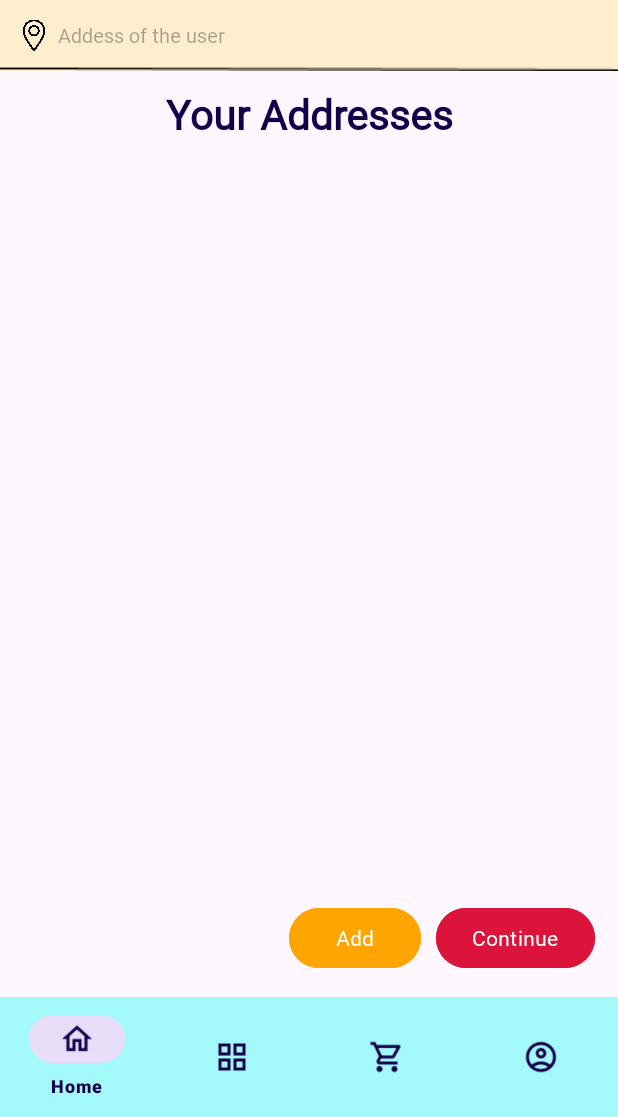
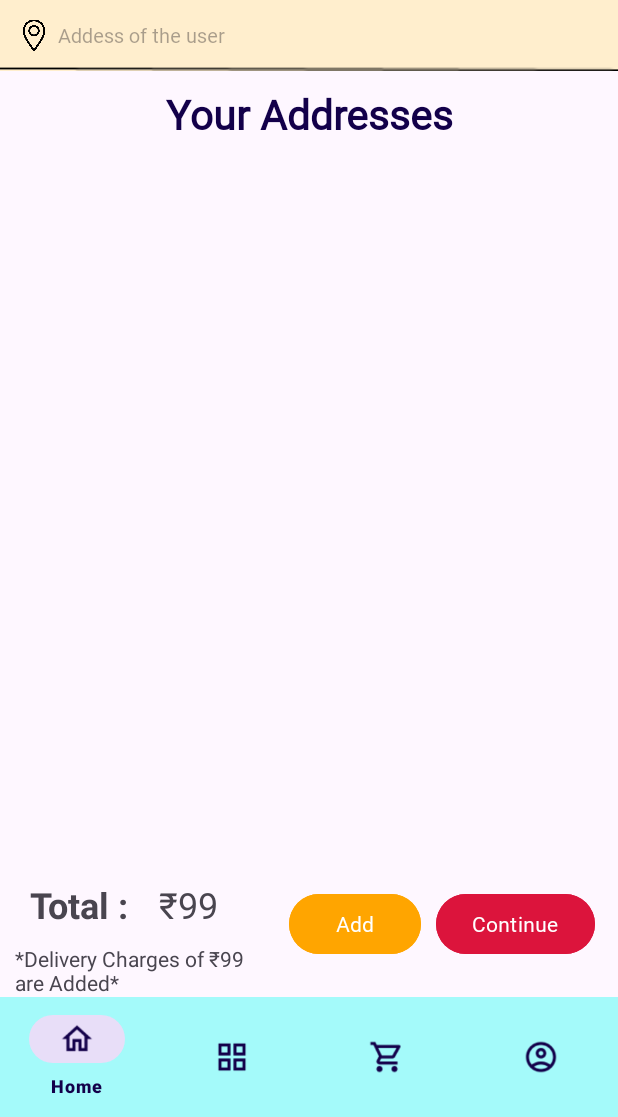
Before and after one commit to VrushabhHirapOfficial/QuickCart, an Android app: the fragment ProfileFragment_YourAddressesFragment placed in its activity, on a phone screen of 412 x 824 dp, the part 119-1236 px from its top. Run offline under Robolectric (Android 15) with nearby library versions, the light colour scheme and no system bars; our stand-ins replace Firebase (no records; nobody signed in at launch, a user with empty details on screens opened directly); libraries missing offline, so code that uses them is left out: com.denzcoskun.imageslider; 6 statements that could not run were skipped.

Commit message:
Total is taken to the Your Address to make payments

```diff
--- a/app/build.gradle.kts
+++ b/app/build.gradle.kts
@@ -51,6 +51,7 @@ dependencies {
 
     implementation ("com.github.denzcoskun:ImageSlideshow:0.1.2")
     implementation ("com.github.bumptech.glide:glide:4.16.0")
+
 //    implementation ("com.intuit.sdp:sdp-android:1.1.1")
 
     implementation(libs.constraintlayout)
--- a/app/src/main/java/com/vrushabhhirap/quickcart/Adapter/SearchViewAdapter.java
+++ b/app/src/main/java/com/vrushabhhirap/quickcart/Adapter/SearchViewAdapter.java
@@ -59,6 +59,7 @@ public class SearchViewAdapter extends RecyclerView.Adapter<SearchViewAdapter.Vi
         SearchViewModel searchViewModel = list.get(position);
         holder.bind(searchViewModel);
 
+
         SearchViewModel product = list.get(position);
 
         holder.itemView.setOnClickListener(new View.OnClickListener() {
@@ -68,7 +69,7 @@ public class SearchViewAdapter extends RecyclerView.Adapter<SearchViewAdapter.Vi
                         product.getImg_url(),
                         product.getName(),
                         product.getRating(),
-                        (product.getPrice()),
+                        product.getPrice(),
                         product.getDescription(),
                         product.getType()
                 );
@@ -78,6 +79,7 @@ public class SearchViewAdapter extends RecyclerView.Adapter<SearchViewAdapter.Vi
 
         //Add to cart button on click
         holder.AddToCart.setOnClickListener(new View.OnClickListener() {
+
             @Override
             public void onClick(View v) {
                 Toast.makeText(context, "work in progress", Toast.LENGTH_SHORT).show();
--- a/app/src/main/java/com/vrushabhhirap/quickcart/Fragment/DetailedProductOverViewFragmentNewProduct.java
+++ b/app/src/main/java/com/vrushabhhirap/quickcart/Fragment/DetailedProductOverViewFragmentNewProduct.java
@@ -61,6 +61,7 @@ public class DetailedProductOverViewFragmentNewProduct extends Fragment {
 
         firestore = FirebaseFirestore.getInstance();
         auth = FirebaseAuth.getInstance();
+//        addToCart = new AddToCart(firestore, auth);
 
 
         quantity = view.findViewById(R.id.quantity);
@@ -96,7 +97,9 @@ public class DetailedProductOverViewFragmentNewProduct extends Fragment {
         buynow.setOnClickListener(new View.OnClickListener() {
             @Override
             public void onClick(View v) {
-                mainActivity.loadFragment_for_detailedproduct(new ProfileFragment_YourAddressesFragment(),true);
+                Bundle bundle = new Bundle();
+                bundle.putInt("totalBill", product.getPrice());
+                mainActivity.loadFragment_for_going_to_payment(new ProfileFragment_YourAddressesFragment(),true,bundle);
             }
         });
 
@@ -106,6 +109,7 @@ public class DetailedProductOverViewFragmentNewProduct extends Fragment {
             @Override
             public void onClick(View v) {
                 addToCart();
+//                cartManager.addToCart(description.getText().toString(), rating.getText().toString(), product.getImg_url(), name.getText().toString(), product.getPrice(), Integer.parseInt(quantity.getText().toString()), totalPrice);
             }
         });
 
--- a/app/src/main/java/com/vrushabhhirap/quickcart/Fragment/ProfileFragment_YourAddressesFragment.java
+++ b/app/src/main/java/com/vrushabhhirap/quickcart/Fragment/ProfileFragment_YourAddressesFragment.java
@@ -26,6 +26,7 @@ import com.vrushabhhirap.quickcart.R;
 import java.util.ArrayList;
 import java.util.List;
 import android.content.Context;
+import android.widget.TextView;
 
 public class ProfileFragment_YourAddressesFragment extends Fragment implements AddressAdapter.SelectedAddress{
 
@@ -35,21 +36,24 @@ public class ProfileFragment_YourAddressesFragment extends Fragment implements A
     private AddressAdapter addressAdapter;
     FirebaseFirestore firestore;
     FirebaseAuth auth;
+    TextView totalBill_tv;
+    TextView deliveryChargesAreAdded;
 
     MaterialButton AddAddress,ContinueToPayment;
     MainActivity mainActivity;
     String mAddress="";
-
-//    public void onAttach(Context context){
-//        super.onAttach(context);
-//        this.context = context;
-//    }
+    private int totalBill;
 
     @Override
     public void onCreate(Bundle savedInstanceState) {
         super.onCreate(savedInstanceState);
         if (getActivity() instanceof MainActivity) {
             mainActivity = (MainActivity) getActivity();
+        }
+        Bundle bundle = getArguments();
+        if (bundle!= null) {
+            totalBill = bundle.getInt("totalBill");
+
         }
     }
 
@@ -63,7 +67,16 @@ public class ProfileFragment_YourAddressesFragment extends Fragment implements A
         firestore = FirebaseFirestore.getInstance();
         auth = FirebaseAuth.getInstance();
         recyclerView = view.findViewById(R.id.address_recycler);
+        totalBill_tv = view.findViewById(R.id.totalBill_tv);
+        deliveryChargesAreAdded = view.findViewById(R.id.deliveryChargesAreAdded);
 
+        if(totalBill > 500 ){
+            totalBill_tv.setText("₹"+totalBill);
+        } else if (totalBill< 500) {
+            totalBill = totalBill + 99;
+            totalBill_tv.setText("₹"+totalBill);
+            deliveryChargesAreAdded.setText("*Delivery Charges of ₹99 are Added*");
+        }
 
 
         recyclerView.setLayoutManager(new LinearLayoutManager(getContext()));
--- a/app/src/main/java/com/vrushabhhirap/quickcart/Fragment/SearchResultFragment.java
+++ b/app/src/main/java/com/vrushabhhirap/quickcart/Fragment/SearchResultFragment.java
@@ -69,6 +69,8 @@ public class SearchResultFragment extends Fragment {
         recyclerView.setLayoutManager(new LinearLayoutManager(getContext()));
         searchViewModelList = new ArrayList<>();
         searchViewAdapter = new SearchViewAdapter(getContext(), searchViewModelList, (MainActivity) getActivity());
+
+
         recyclerView.setAdapter(searchViewAdapter);
 
         Log.d("SearchResultFragment", "onCreateView: Received type " + type);
--- a/app/src/main/res/layout/fragment_profile__your_addresses.xml
+++ b/app/src/main/res/layout/fragment_profile__your_addresses.xml
@@ -44,15 +44,76 @@
     </androidx.recyclerview.widget.RecyclerView>
 
     <LinearLayout
-        android:id="@+id/last"
         android:layout_width="match_parent"
         android:layout_height="wrap_content"
+        android:orientation="horizontal"
+        android:backgroundTint="@color/lightgrey"
+        app:layout_constraintBottom_toBottomOf="parent"
+        app:layout_constraintLeft_toLeftOf="parent"
+        app:layout_constraintRight_toRightOf="parent">
+
+        <LinearLayout
+            android:layout_width="wrap_content"
+            android:layout_height="wrap_content"
+            android:orientation="vertical"
+            android:layout_gravity="center"
+            android:layout_weight="1">
+            <LinearLayout
+                android:layout_width="wrap_content"
+                android:layout_height="wrap_content"
+
+                android:orientation="horizontal">
+
+                <TextView
+                    android:layout_marginLeft="10dp"
+                    android:padding="10dp"
+                    android:layout_width="wrap_content"
+                    android:layout_height="wrap_content"
+                    android:text="Total :"
+                    android:textStyle="bold"
+                    android:textSize="24sp">
+
+                </TextView>
+
+                <TextView
+                    android:padding="10dp"
+                    android:layout_width="wrap_content"
+                    android:layout_height="wrap_content"
+                    android:id="@+id/totalBill_tv"
+                    android:textSize="24sp">
+
+                </TextView>
+
+            </LinearLayout>
+            <LinearLayout
+                android:layout_marginLeft="10dp"
+                android:layout_width="wrap_content"
+                android:layout_height="wrap_content"
+                android:orientation="horizontal">
+                <TextView
+                    android:id="@+id/deliveryChargesAreAdded"
+                    android:layout_width="wrap_content"
+                    android:layout_height="wrap_content"
+                    android:text="">
+
+                </TextView>
+            </LinearLayout>
+
+
+        </LinearLayout>
+
+
+
+        <LinearLayout
+            android:id="@+id/last"
+            android:layout_width="wrap_content"
+            android:layout_height="wrap_content"
             android:gravity="bottom|right"
-        android:backgroundTint="@color/lightgrey"
-        app:layout_constraintLeft_toLeftOf="parent"
+
             app:layout_constraintBottom_toBottomOf="parent"
             android:padding="15dp"
             app:layout_constraintRight_toRightOf="parent">
+
 
             <com.google.android.material.button.MaterialButton
                 android:id="@+id/AddAddress"
@@ -79,5 +140,10 @@
 
 
 
+    </LinearLayout>
+
+
+
+
 
 </androidx.constraintlayout.widget.ConstraintLayout>
```
Also changed, not shown: app/src/main/java/com/vrushabhhirap/quickcart/Activity/MainActivity.java (+9 -0 lines), app/src/main/java/com/vrushabhhirap/quickcart/Fragment/CartFragment.java (+15 -6 lines), app/src/main/java/com/vrushabhhirap/quickcart/Fragment/DetailedProductOverViewFragmentPopularProduct.java (+7 -4 lines). Lines whose indentation alone changed are shown as unchanged.
